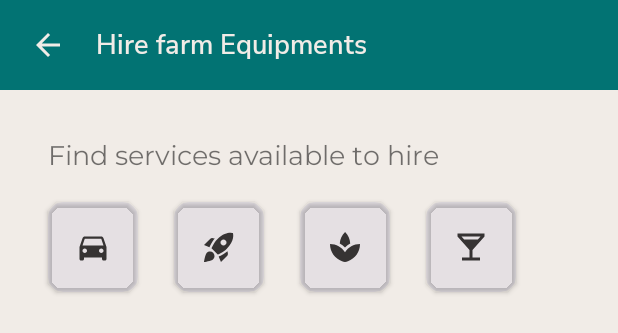
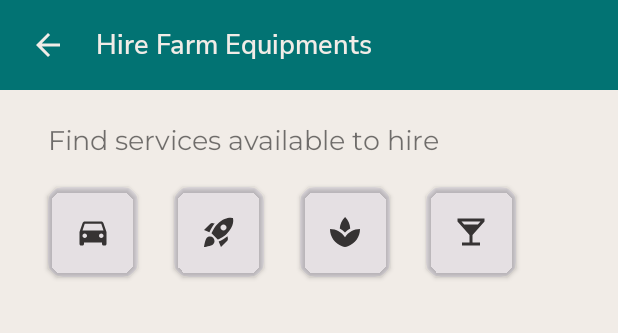
Before and after one commit to MuindiStephen/Agri-Sasa, an Android app: the layout fragment_hire_farm_equipments.xml on its own in the app's theme, with its tools: preview values and no code run, on a phone screen of 412 x 824 dp. Shown: the top 333 px of the screen. Run offline under Robolectric (Android 15) with nearby library versions, the phone set to English and light mode, and no system bars.

Commit message:
code refactors;

```diff
--- /dev/null
+++ b/app/src/main/java/com/steve_md/smartmkulima/data/dto/EquipmentsResponse.kt
@@ -0,0 +1,4 @@
+package com.steve_md.smartmkulima.data.dto
+
+
+class EquipmentsResponse : ArrayList<EquipmentsResponseItem>()
--- a/app/src/main/java/com/steve_md/smartmkulima/data/dto/EquipmenttsResponseItem.kt
+++ b/app/src/main/java/com/steve_md/smartmkulima/data/dto/EquipmentsResponseItem.kt
@@ -3,7 +3,7 @@ package com.steve_md.smartmkulima.data.dto
 
 import com.google.gson.annotations.SerializedName
 
-data class EquipmenttsResponseItem(
+data class EquipmentsResponseItem(
     @SerializedName("id")
     val id: Int,
     @SerializedName("imageUrl")
--- a/app/src/main/java/com/steve_md/smartmkulima/data/dto/EquipmenttsResponse.kt
+++ /dev/null
@@ -1,4 +0,0 @@
-package com.steve_md.smartmkulima.data.dto
-
-
-class EquipmenttsResponse : ArrayList<EquipmenttsResponseItem>()
--- a/app/src/main/java/com/steve_md/smartmkulima/data/remote/FarmEquipmentsApiClient.kt
+++ b/app/src/main/java/com/steve_md/smartmkulima/data/remote/FarmEquipmentsApiClient.kt
@@ -11,7 +11,7 @@ object FarmEquipmentsApiClient {
         .addConverterFactory(GsonConverterFactory.create())
         .build()
 
-    val api by lazy {
+    val api: FarmEquipmentApiService by lazy {
         retrofit.create(FarmEquipmentApiService::class.java)
     }
 }
--- a/app/src/main/java/com/steve_md/smartmkulima/ui/fragments/main/HireFarmEquipmentsFragment.kt
+++ b/app/src/main/java/com/steve_md/smartmkulima/ui/fragments/main/HireFarmEquipmentsFragment.kt
@@ -1,5 +1,6 @@
 package com.steve_md.smartmkulima.ui.fragments.main
 
+import android.annotation.SuppressLint
 import android.os.Bundle
 import android.view.LayoutInflater
 import android.view.View
@@ -58,18 +59,20 @@ class HireFarmEquipmentsFragment : Fragment() {
          */
         FarmEquipmentsApiClient.api.getAllEquipments()
             .enqueue(object : retrofit2.Callback<ArrayList<FarmEquipment>> {
+                @SuppressLint("NotifyDataSetChanged")
                 override fun onResponse(
                     call: Call<ArrayList<FarmEquipment>>,
                     response: Response<ArrayList<FarmEquipment>>
                 ) {
                     if (response.isSuccessful) {
 
+                        Timber.i("Available Farm Equipments: ${response.body()}")
                         farmEquipmentsAdapter.submitList(response.body())
+                        farmEquipmentsAdapter.notifyDataSetChanged()
                         farmEquipmentsRecylerView.adapter = farmEquipmentsAdapter
                         farmEquipmentsRecylerView.visibility = View.VISIBLE
                     }
                 }
-
                 override fun onFailure(call: Call<ArrayList<FarmEquipment>>, t: Throwable) {
                     toast("No available Farm Equipments to hire.${t.localizedMessage}")
                     binding.textViewError.visibility = View.VISIBLE
@@ -77,7 +80,6 @@ class HireFarmEquipmentsFragment : Fragment() {
                 }
             })
     }
-
     private fun setUpBinding() {
         binding.imageViewBackFromFarmEquipments.setOnClickListener {
             findNavController().navigateUp()
--- a/app/src/main/res/layout/fragment_hire_farm_equipments.xml
+++ b/app/src/main/res/layout/fragment_hire_farm_equipments.xml
@@ -34,7 +34,7 @@
             android:layout_gravity="center"
             android:layout_marginStart="20dp"
             android:fontFamily="@font/nunito_sans_semibold"
-            android:text="Hire farm Equipments"
+            android:text="Hire Farm Equipments"
             android:textColor="#F1ECE7"
             android:textSize="18sp" />
     </LinearLayout>
@@ -44,7 +44,7 @@
         android:layout_width="match_parent"
         android:layout_height="wrap_content"
         android:layout_marginStart="32dp"
-        android:layout_marginTop="32dp"
+        android:layout_marginTop="22dp"
         android:layout_marginEnd="16dp"
         android:fontFamily="@font/montserrat"
         android:text="Find services available to hire"
```
Also changed, not shown: app/src/main/java/com/steve_md/smartmkulima/model/FarmEquipment.kt (+11 -5 lines).
